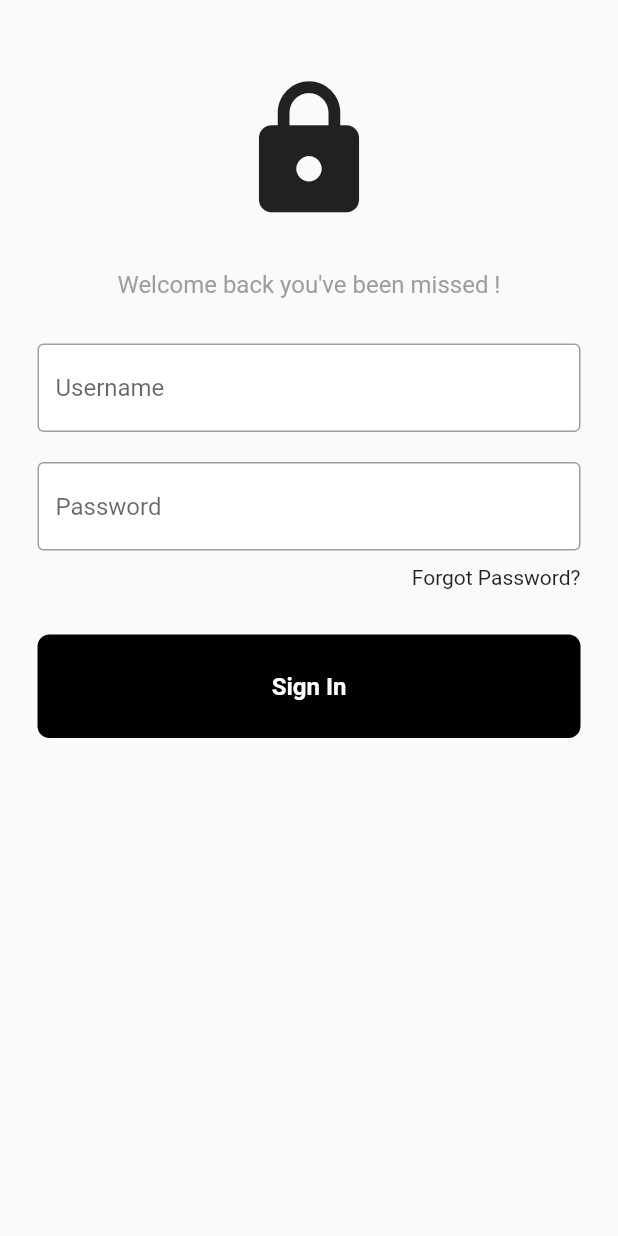
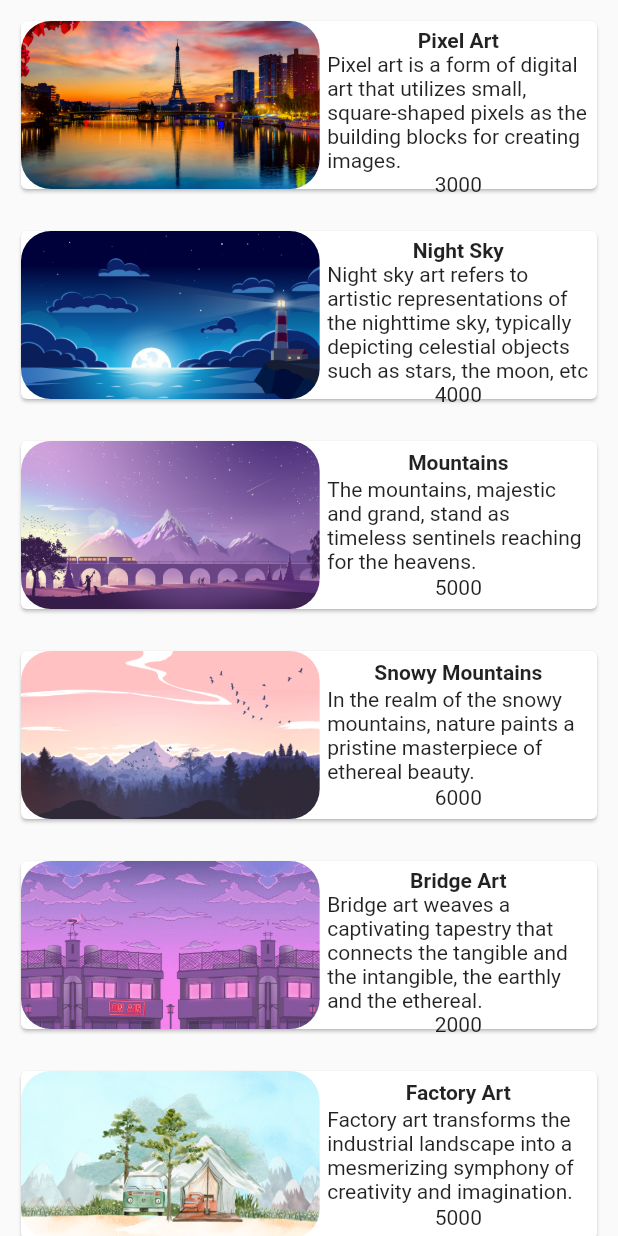
Before and after one commit to krupalitandel1/Flutter_Dev, a Flutter app: the screen it shows after launch, on a phone screen of 412 x 824 dp. Run offline on Flutter 3.47's test engine with Material 2 defaults, Android fonts, the light colour scheme and no system bars.

Commit message:
first commit

```diff
--- /dev/null
+++ b/demo/lib/components/my_products.dart
@@ -0,0 +1,48 @@
+import 'package:flutter/material.dart';
+
+class ProductContainer extends StatelessWidget {
+  final String product_name;
+  final String description;
+  final int price;
+  final String image;
+  const ProductContainer(
+      {required this.product_name,
+      required this.description,
+      required this.price,
+      required this.image,
+      super.key});
+
+  @override
+  Widget build(BuildContext context) {
+    return Container(
+      padding: EdgeInsets.all(10),
+      height: 140,
+      child: Card(
+          child: Row(
+        mainAxisAlignment: MainAxisAlignment.spaceEvenly,
+        children: [
+          Container(
+              child: ClipRRect(
+            borderRadius: BorderRadius.circular(20),
+            child: Image.asset("images/" + image),
+          )),
+          Expanded(
+              child: Container(
+            padding: EdgeInsets.all(5),
+            child: Column(
+              mainAxisAlignment: MainAxisAlignment.spaceEvenly,
+              children: [
+                Text(
+                  product_name,
+                  style: TextStyle(fontWeight: FontWeight.bold),
+                ),
+                Text(description),
+                Text(price.toString()),
+              ],
+            ),
+          ))
+        ],
+      )),
+    );
+  }
+}
--- a/demo/lib/main.dart
+++ b/demo/lib/main.dart
@@ -1,9 +1,10 @@
 import 'package:flutter/material.dart';
 import 'package:demo/login.dart';
+import 'package:demo/productsList.dart';
 
 void main() {
   runApp(MaterialApp(
-    home: LoginPage(),
+    home: ProductList(),
   ));
 }
 
@@ -75,7 +76,7 @@ class MyApp extends StatelessWidget {
     return MaterialApp(
       title: 'Flutter Layout Demo',
       routes: {
-        '/next': (context) => LoginPage(),
+        '/next': (context) => ProductList(),
       },
       home: Scaffold(
         drawer: Drawer(
--- /dev/null
+++ b/demo/lib/productsList.dart
@@ -0,0 +1,90 @@
+import 'package:flutter/material.dart';
+import 'package:demo/components/my_products.dart';
+import 'package:demo/ProductBox.dart';
+
+//making the class from that we can create the to store different
+class Product {
+  final String product_name;
+  final String description;
+  final int price;
+  final String image;
+
+  //making the constructor for the following class
+  Product(this.product_name, this.description, this.price, this.image);
+
+  static List<Product> getProducts() {
+//list to store the result
+    List<Product> items = <Product>[];
+    items.add(Product(
+        "Pixel Art",
+        "Pixel art is a form of digital art that utilizes small, square-shaped pixels as the building blocks for creating images.",
+        3000,
+        "image1.png"));
+    items.add(Product(
+        "Night Sky",
+        "Night sky art refers to artistic representations of the nighttime sky, typically depicting celestial objects such as stars, the moon, etc  ",
+        4000,
+        "image2.png"));
+    items.add(Product(
+        "Mountains",
+        "The mountains, majestic and grand, stand as timeless sentinels reaching for the heavens.",
+        5000,
+        "image3.png"));
+    items.add(Product(
+        "Snowy Mountains",
+        "In the realm of the snowy mountains, nature paints a pristine masterpiece of ethereal beauty. ",
+        6000,
+        "image4.png"));
+    items.add(Product(
+        "Bridge Art",
+        "Bridge art weaves a captivating tapestry that connects the tangible and the intangible, the earthly and the ethereal.",
+        2000,
+        "image5.png"));
+    items.add(Product(
+        "Factory Art",
+        "Factory art transforms the industrial landscape into a mesmerizing symphony of creativity and imagination.",
+        5000,
+        "image6.png"));
+    items.add(Product(
+        "Camp Art",
+        "Camp art embraces the whimsical, the extravagant, and the delightfully exaggerated. ",
+        5000,
+        "image7.png"));
+    return items;
+  }
+}
+
+class ProductList extends StatelessWidget {
+  //getting the list of the products
+  final items = Product.getProducts();
+  ProductList({Key? key}) : super(key: key);
+  void Function()? onTap;
+  @override
+  Widget build(BuildContext context) {
+    return Scaffold(
+      body: ListView.builder(
+          itemCount: items.length,
+          itemBuilder: (context, index) {
+            return GestureDetector(
+              child: ProductContainer(
+                  product_name: items[index].product_name,
+                  description: items[index].description,
+                  price: items[index].price,
+                  image: items[index].image),
+              onTap: () {
+                Navigator.push(
+                  context,
+                  MaterialPageRoute(
+                      builder: (context) => ProductBox(
+                            product_name: items[index].product_name,
+                            description: items[index].description,
+                            price: items[index].price,
+                            image: items[index].image,
+                          )),
+                );
+              },
+            );
+          }),
+    );
+  }
+}
```
Also changed, not shown: demo/lib/ProductBox.dart (added, +53 -0 lines), demo/pubspec.yaml (+9 -0 lines), demo/images/image1.png (added), demo/images/image2.png (added), demo/images/image3.png (added), demo/images/image4.png (added), demo/images/image5.png (added), demo/images/image6.png (added), 3 other files.
